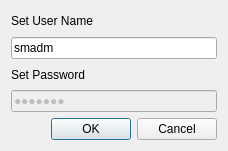
Old version of the form dialogconnecttodatabase.ui in the repository sadovskiy/sysman.
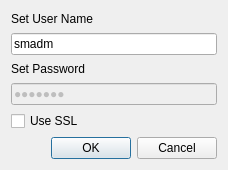
New version of the form.

Diff of the .ui file:
```diff
--- a/dialogconnecttodatabase.ui
+++ b/dialogconnecttodatabase.ui
@@ -10,7 +10,7 @@
     <x>0</x>
     <y>0</y>
     <width>228</width>
-    <height>151</height>
+    <height>170</height>
    </rect>
   </property>
   <property name="sizePolicy">
@@ -73,6 +73,13 @@
        </item>
       </layout>
      </item>
+     <item>
+      <widget class="QCheckBox" name="checkBoxUseSSL">
+       <property name="text">
+        <string>Use SSL</string>
+       </property>
+      </widget>
+     </item>
      <item>
       <widget class="QDialogButtonBox" name="buttonBox">
        <property name="orientation">
```
